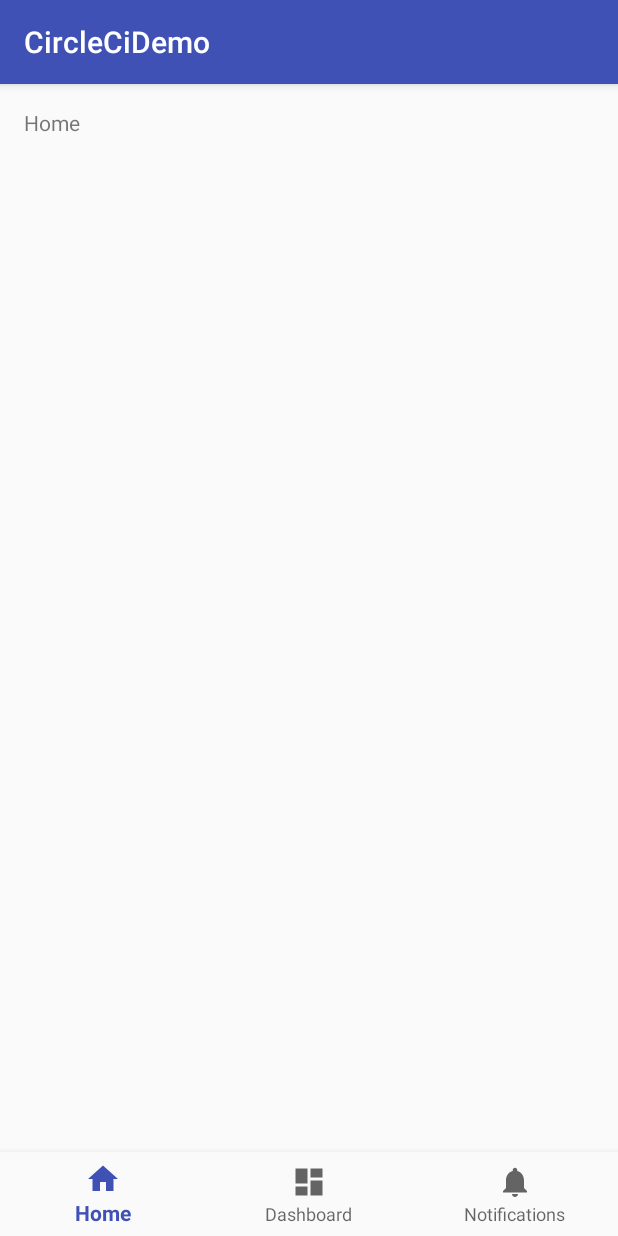
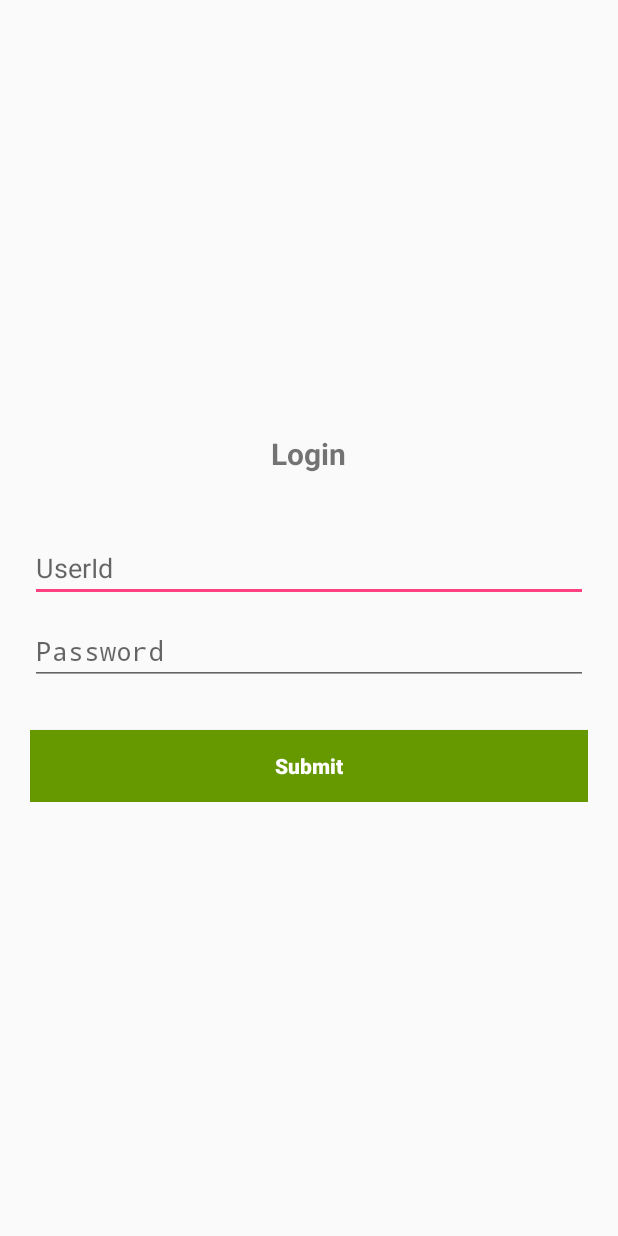
Before and after one commit to ummar-syed/DEMO_CIRCLE_CI, an Android app: the screen it shows after launch (MainActivity), on a phone screen of 412 x 824 dp. Run offline under Robolectric (Android 15) with nearby library versions, the phone set to English and light mode, and no system bars.

Commit message:
Latest changes commited on 28th Sep after circleci file changes_Appium_29

```diff
--- a/app/src/main/AndroidManifest.xml
+++ b/app/src/main/AndroidManifest.xml
@@ -10,6 +10,11 @@
         android:roundIcon="@mipmap/ic_launcher_round"
         android:supportsRtl="true"
         android:theme="@style/AppTheme">
+        <activity
+            android:name=".MainActivityanother"
+            android:label="@string/app_name">
+
+        </activity>
         <activity
             android:name=".MainActivity"
             android:label="@string/app_name">
--- a/app/src/main/java/com/circle_ci/MainActivity.java
+++ b/app/src/main/java/com/circle_ci/MainActivity.java
@@ -1,86 +1,20 @@
 package com.circle_ci;
 
+
+import android.app.Activity;
 import android.os.Bundle;
-import android.support.annotation.NonNull;
-import android.support.design.widget.BottomNavigationView;
-import android.support.v7.app.AppCompatActivity;
-import android.view.MenuItem;
-import android.widget.TextView;
 
-import net.hockeyapp.android.CrashManager;
-import net.hockeyapp.android.UpdateManager;
+import com.circle_ci.fragments.LoginFragment;
 
-public class MainActivity extends AppCompatActivity {
-
-    private TextView mTextMessage;
-    //
-    private BottomNavigationView.OnNavigationItemSelectedListener mOnNavigationItemSelectedListener
-            = new BottomNavigationView.OnNavigationItemSelectedListener() {
-
-        @Override
-        public boolean onNavigationItemSelected(@NonNull MenuItem item) {
-            switch (item.getItemId()) {
-                case R.id.navigation_home:
-                    mTextMessage.setText(R.string.title_home);
-                    return true;
-                case R.id.navigation_dashboard:
-                    mTextMessage.setText(R.string.title_dashboard);
-                    return true;
-                case R.id.navigation_notifications:
-                    mTextMessage.setText(R.string.title_notifications);
-                    return true;
-            }
-            return false;
-
-        }
-
-    };
+public class MainActivity extends Activity {
 
     @Override
     protected void onCreate(Bundle savedInstanceState) {
         super.onCreate(savedInstanceState);
         setContentView(R.layout.activity_main);
-//sdf
-        mTextMessage = (TextView) findViewById(R.id.message);
-        BottomNavigationView navigation = (BottomNavigationView) findViewById(R.id.navigation);
-        navigation.setOnNavigationItemSelectedListener(mOnNavigationItemSelectedListener);
-        checkForUpdates();
 
+        getFragmentManager().beginTransaction().add(R.id.frameLayout, new LoginFragment())
+                .addToBackStack(LoginFragment.class.getSimpleName())
+                .commit();
     }
-
-
-
-
-    @Override
-    public void onResume() {
-        super.onResume();
-        // ... your own onResume implementation
-        checkForCrashes();
-    }
-
-    @Override
-    public void onPause() {
-        super.onPause();
-        unregisterManagers();
-    }
-
-    @Override
-    public void onDestroy() {
-        super.onDestroy();
-        unregisterManagers();
-    }
-
-    private void checkForCrashes() {
-        CrashManager.register(this);
-    }
-
-    private void checkForUpdates() {
-        // Remove this for store builds!
-        UpdateManager.register(this);
-    }
-
-    private void unregisterManagers() {
-        UpdateManager.unregister();
-    }
-
 }
--- /dev/null
+++ b/app/src/main/java/com/circle_ci/fragments/LoginFragment.java
@@ -0,0 +1,44 @@
+package com.circle_ci.fragments;
+
+
+import android.os.Bundle;
+import android.app.Fragment;
+import android.view.LayoutInflater;
+import android.view.View;
+import android.view.ViewGroup;
+import android.widget.Button;
+import android.widget.EditText;
+import android.widget.Toast;
+
+import com.circle_ci.R;
+
+public class LoginFragment extends Fragment {
+
+
+    @Override
+    public View onCreateView(LayoutInflater inflater, ViewGroup container,
+                             Bundle savedInstanceState) {
+        View view = inflater.inflate(R.layout.fragment_login, container, false);
+        final EditText userId_EditText = view.findViewById(R.id.userId_EditText);
+        final EditText password_EditText = view.findViewById(R.id.password_EditText);
+
+        Button submit_Button = view.findViewById(R.id.submit_Button);
+
+        submit_Button.setOnClickListener(new View.OnClickListener() {
+            @Override
+            public void onClick(View view) {
+                if(userId_EditText.getText().toString().length() > 0 && password_EditText.getText().toString().length() > 0)
+                {
+                    getActivity().getFragmentManager().beginTransaction().replace(R.id.frameLayout, new HomeFragment())
+                            .addToBackStack(HomeFragment.class.getSimpleName())
+                            .commit();
+                }
+                else
+                Toast.makeText(getActivity(),"Enter both UserId and Password",Toast.LENGTH_SHORT).show();
+            }
+        });
+
+        return view;
+    }
+
+}
--- a/app/src/main/res/layout/activity_main.xml
+++ b/app/src/main/res/layout/activity_main.xml
@@ -1,37 +1,15 @@
 <?xml version="1.0" encoding="utf-8"?>
-<LinearLayout xmlns:android="http://schemas.android.com/apk/res/android"
+<RelativeLayout xmlns:android="http://schemas.android.com/apk/res/android"
     xmlns:app="http://schemas.android.com/apk/res-auto"
     xmlns:tools="http://schemas.android.com/tools"
-    android:id="@+id/container"
     android:layout_width="match_parent"
     android:layout_height="match_parent"
-    android:orientation="vertical"
-    tools:context="com.circle_ci.MainActivity">
+    >
 
     <FrameLayout
-        android:id="@+id/content"
+        android:id="@+id/frameLayout"
         android:layout_width="match_parent"
-        android:layout_height="0dp"
-        android:layout_weight="1">
+        android:layout_height="match_parent"
+        />
 
-        <TextView
-            android:id="@+id/message"
-            android:layout_width="match_parent"
-            android:layout_height="wrap_content"
-            android:layout_marginBottom="@dimen/activity_vertical_margin"
-            android:layout_marginLeft="@dimen/activity_horizontal_margin"
-            android:layout_marginRight="@dimen/activity_horizontal_margin"
-            android:layout_marginTop="@dimen/activity_vertical_margin"
-            android:text="@string/title_home" />
-
-    </FrameLayout>
-
-    <android.support.design.widget.BottomNavigationView
-        android:id="@+id/navigation"
-        android:layout_width="match_parent"
-        android:layout_height="wrap_content"
-        android:layout_gravity="bottom"
-        android:background="?android:attr/windowBackground"
-        app:menu="@menu/navigation" />
-
-</LinearLayout>
+</RelativeLayout>
--- /dev/null
+++ b/app/src/main/res/layout/fragment_login.xml
@@ -0,0 +1,61 @@
+<RelativeLayout xmlns:android="http://schemas.android.com/apk/res/android"
+    xmlns:tools="http://schemas.android.com/tools"
+    android:layout_width="match_parent"
+    android:layout_height="match_parent"
+    >
+
+   <RelativeLayout
+       android:layout_width="match_parent"
+       android:layout_height="wrap_content"
+       android:layout_centerInParent="true"
+       android:layout_marginLeft="20dp"
+       android:layout_marginRight="20dp">
+
+       <TextView
+           android:id="@+id/loginTitle_TextView"
+           android:layout_width="wrap_content"
+           android:layout_height="wrap_content"
+           android:text="Login"
+           android:layout_centerHorizontal="true"
+           android:textSize="20sp"
+           android:textStyle="bold"/>
+
+       <EditText
+           android:layout_below="@+id/loginTitle_TextView"
+           android:id="@+id/userId_EditText"
+           android:layout_width="match_parent"
+           android:layout_height="wrap_content"
+           android:hint="UserId"
+           android:lines="1"
+           android:singleLine="true"
+           android:maxLines="1"
+           android:layout_marginTop="40dp"/>
+
+       <EditText
+           android:id="@+id/password_EditText"
+           android:layout_below="@+id/userId_EditText"
+           android:layout_width="match_parent"
+           android:layout_height="wrap_content"
+           android:hint="Password"
+           android:lines="1"
+           android:singleLine="true"
+           android:maxLines="1"
+           android:inputType="textPassword"
+           android:layout_marginTop="10dp"/>
+
+       <Button
+           android:id="@+id/submit_Button"
+           android:layout_below="@+id/password_EditText"
+           android:layout_width="match_parent"
+           android:layout_height="wrap_content"
+           android:layout_marginTop="30dp"
+           android:text="Submit"
+           android:background="@android:color/holo_green_dark"
+           android:textColor="@android:color/white"
+           android:textAllCaps="false"
+           android:textStyle="bold"/>
+
+   </RelativeLayout>
+
+
+</RelativeLayout>
```
Also changed, not shown: app/src/main/java/com/circle_ci/MainActivityanother.java (added, +86 -0 lines), app/src/main/java/com/circle_ci/fragments/HomeFragment.java (added, +23 -0 lines), app/src/main/res/layout/activity_main_another.xml (added, +37 -0 lines), app/src/main/res/layout/fragment_home.xml (added, +13 -0 lines).
